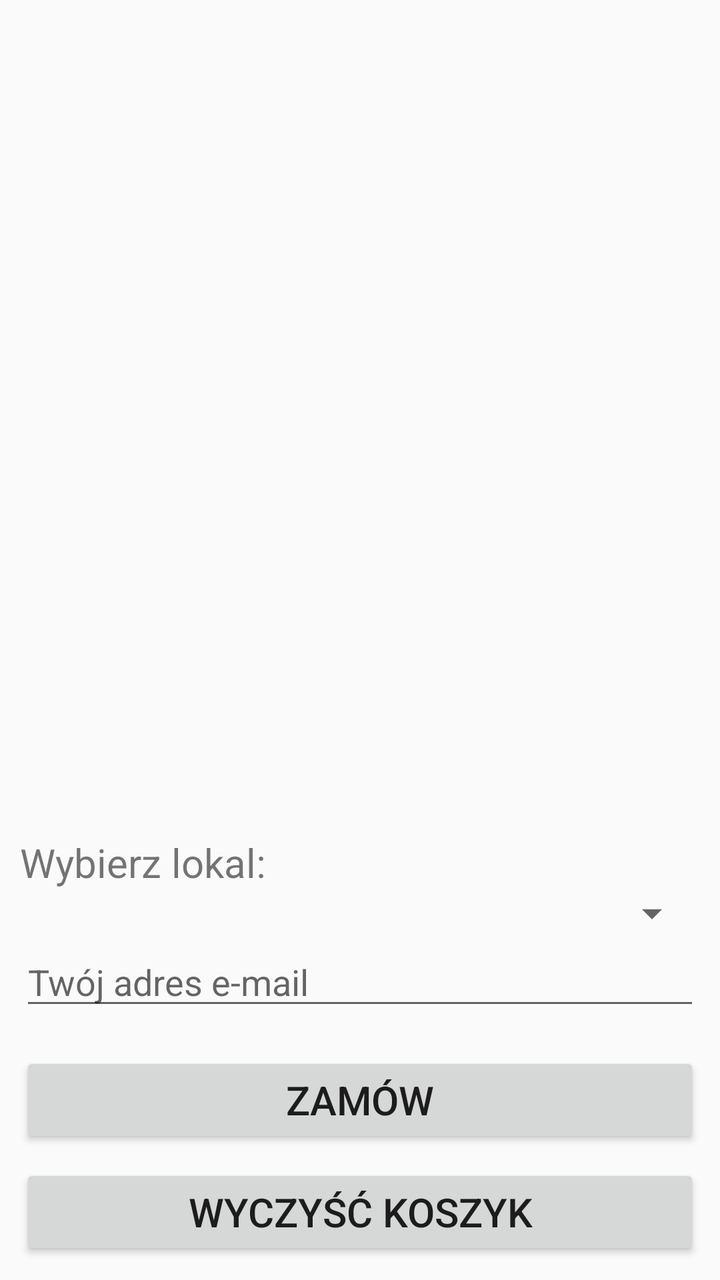
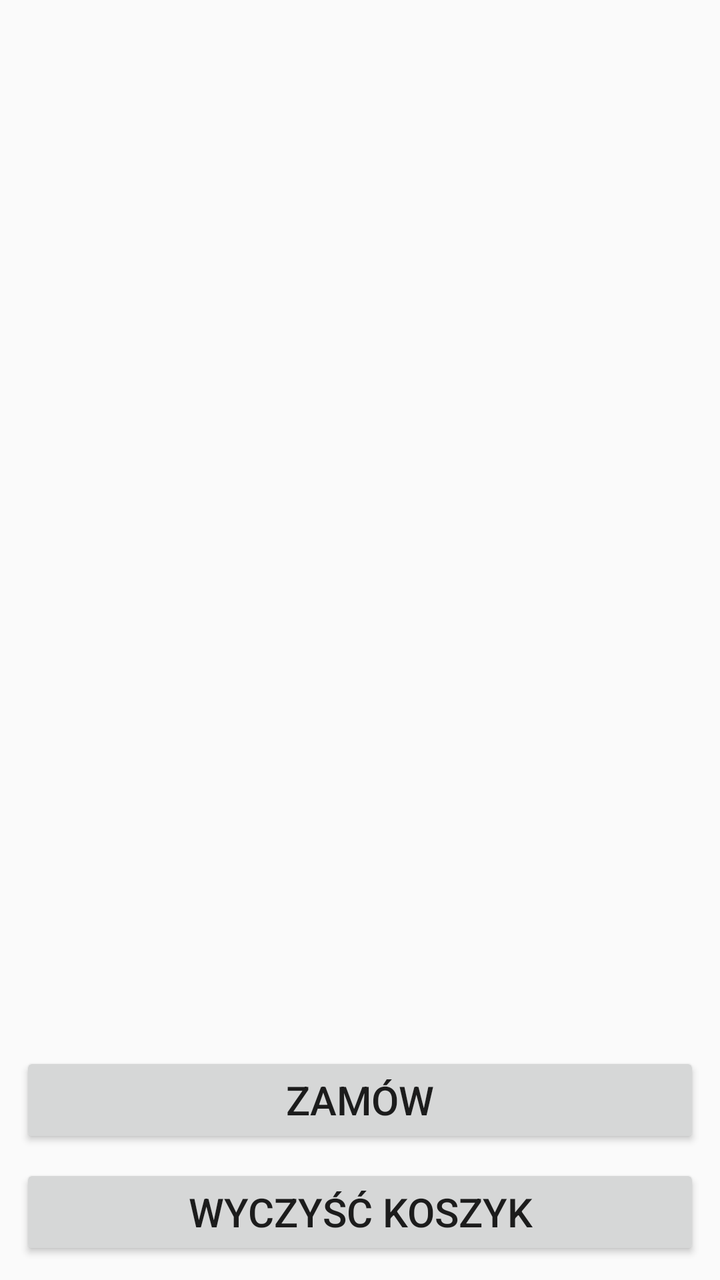

Compare the two renders of this Android layout. The source of the first and the diff that turns it into the second are given below.
<!-- AndroidManifest.xml: application theme Theme.Kafeteria -->
<!-- res/layout/activity_cart.xml -->
<?xml version="1.0" encoding="utf-8"?>
<LinearLayout xmlns:android="http://schemas.android.com/apk/res/android"
    android:layout_width="match_parent"
    android:layout_height="match_parent"
    android:orientation="vertical"
    android:fitsSystemWindows="true"
    android:padding="10dp">

    <TextView
        android:layout_width="wrap_content"
        android:layout_height="wrap_content"
        android:textSize="24sp"
        android:textStyle="bold"
        android:paddingBottom="16dp" />

    <ListView
        android:id="@+id/list_cart"
        android:layout_width="match_parent"
        android:layout_height="0dp"
        android:layout_weight="1" />

    <TextView
        android:id="@+id/text_total"
        android:layout_width="match_parent"
        android:layout_height="wrap_content"
        android:textSize="25sp"
        android:textStyle="bold"
        android:paddingTop="8dp"
        android:paddingBottom="16dp" />

    <TextView
        android:layout_width="wrap_content"
        android:layout_height="wrap_content"
        android:text="Wybierz lokal:"
        android:textSize="20sp" />

    <Spinner
        android:id="@+id/spinner_cafeteria"
        android:layout_width="match_parent"
        android:layout_height="wrap_content"
        android:paddingBottom="16dp" />

    <EditText
        android:id="@+id/edit_email"
        android:layout_width="match_parent"
        android:layout_height="wrap_content"
        android:hint="Twój adres e-mail"
        android:inputType="textEmailAddress" />

    <Button
        android:id="@+id/button_order"
        android:layout_width="match_parent"
        android:layout_height="wrap_content"
        android:text="ZAMÓW"
        android:textSize="20sp"
        android:layout_marginTop="16dp" />

    <Button
        android:id="@+id/button_clear_cart"
        android:layout_width="match_parent"
        android:layout_height="wrap_content"
        android:text="WYCZYŚĆ KOSZYK"
        android:textSize="20sp"
        android:layout_marginTop="8dp"/>

</LinearLayout>
<!-- resources referenced by this layout -->
<resources>
  <style name="Theme.Kafeteria" parent="Theme.AppCompat.Light.DarkActionBar">
          <item name="colorPrimary">@color/coffee</item>
          
          
      </style>
  <color name="coffee">#6F4E37</color>
</resources>

<!-- the commit's change to res/layout/activity_cart.xml (unified diff, before → after) -->
@@ -28,25 +28,6 @@
         android:paddingTop="8dp"
         android:paddingBottom="16dp" />
 
-    <TextView
-        android:layout_width="wrap_content"
-        android:layout_height="wrap_content"
-        android:text="Wybierz lokal:"
-        android:textSize="20sp" />
-
-    <Spinner
-        android:id="@+id/spinner_cafeteria"
-        android:layout_width="match_parent"
-        android:layout_height="wrap_content"
-        android:paddingBottom="16dp" />
-
-    <EditText
-        android:id="@+id/edit_email"
-        android:layout_width="match_parent"
-        android:layout_height="wrap_content"
-        android:hint="Twój adres e-mail"
-        android:inputType="textEmailAddress" />
-
     <Button
         android:id="@+id/button_order"
         android:layout_width="match_parent"
